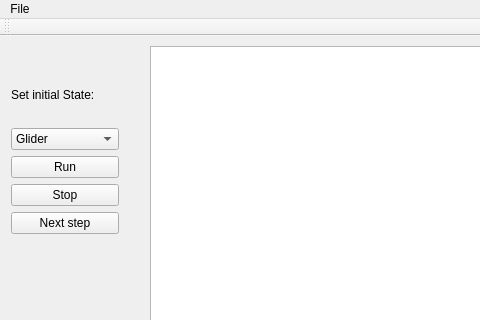
The window that mainwindow.ui (oysmal/GameOfLife) describes before a commit, drawn with Qt 5; both pictures show x 0 to 480 and y 0 to 320 of the 814 by 518 pixel window.
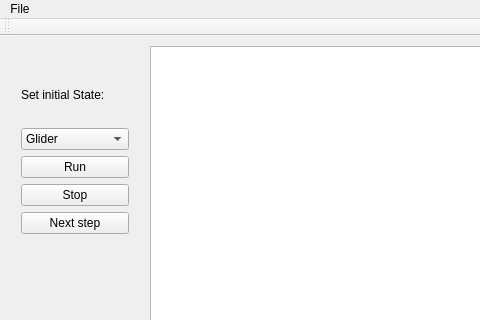
The same window after the commit.

What changed in the file:
```diff
--- a/mainwindow.ui
+++ b/mainwindow.ui
@@ -27,7 +27,7 @@
    <widget class="QWidget" name="layoutWidget">
     <property name="geometry">
      <rect>
-      <x>0</x>
+      <x>10</x>
       <y>20</y>
       <width>130</width>
       <height>189</height>
```
Left out of the diff: 2 changed lines with no effect on the pictures.
